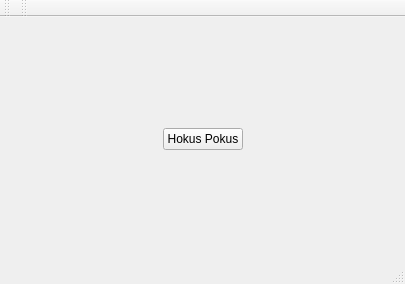
First picture: the form in src/ui/mainwindow.ui, repository andrzej79/uVisionProjModifier, before the edit.
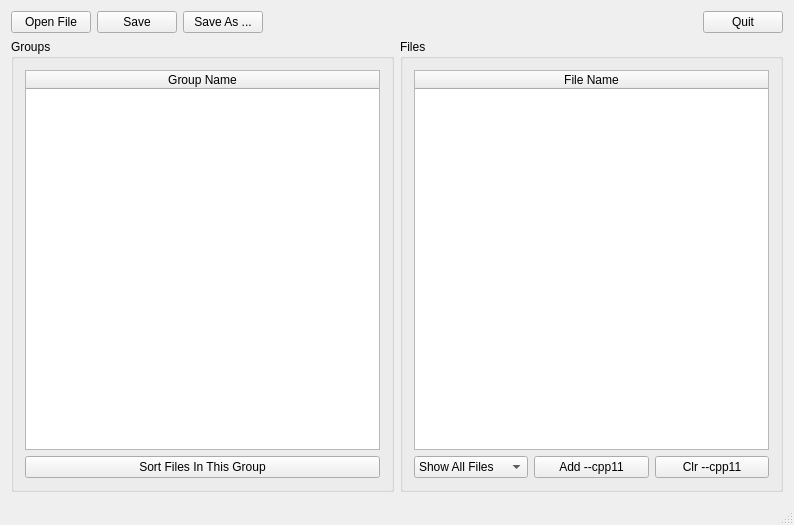
Second picture: the form after the edit.

What changed in the file:
```diff
--- a/src/ui/mainwindow.ui
+++ b/src/ui/mainwindow.ui
@@ -6,17 +6,38 @@
    <rect>
     <x>0</x>
     <y>0</y>
-    <width>405</width>
-    <height>284</height>
+    <width>794</width>
+    <height>525</height>
    </rect>
   </property>
   <property name="windowTitle">
    <string>uVision C++11 Wizard</string>
   </property>
   <widget class="QWidget" name="centralWidget">
-   <layout class="QVBoxLayout" name="verticalLayout">
+   <layout class="QVBoxLayout" name="verticalLayout_3">
     <item>
-     <layout class="QHBoxLayout" name="horizontalLayout">
+     <layout class="QHBoxLayout" name="horizontalLayout_2">
+      <item>
+       <widget class="QPushButton" name="btnFileOpen">
+        <property name="text">
+         <string>Open File</string>
+        </property>
+       </widget>
+      </item>
+      <item>
+       <widget class="QPushButton" name="btnFileSave">
+        <property name="text">
+         <string>Save</string>
+        </property>
+       </widget>
+      </item>
+      <item>
+       <widget class="QPushButton" name="btnFileSaveAs">
+        <property name="text">
+         <string>Save As ...</string>
+        </property>
+       </widget>
+      </item>
       <item>
        <spacer name="horizontalSpacer">
         <property name="orientation">
@@ -24,66 +45,107 @@
         </property>
         <property name="sizeHint" stdset="0">
          <size>
-          <width>40</width>
+          <width>68</width>
           <height>20</height>
          </size>
         </property>
        </spacer>
       </item>
       <item>
-       <widget class="QPushButton" name="btnStart">
+       <widget class="QPushButton" name="btnQuit">
         <property name="text">
-         <string>Hokus Pokus</string>
+         <string>Quit</string>
         </property>
        </widget>
       </item>
+     </layout>
+    </item>
+    <item>
+     <layout class="QHBoxLayout" name="horizontalLayout_3">
       <item>
-       <spacer name="horizontalSpacer_2">
-        <property name="orientation">
-         <enum>Qt::Horizontal</enum>
+       <widget class="QGroupBox" name="gbGroups">
+        <property name="title">
+         <string>Groups</string>
         </property>
-        <property name="sizeHint" stdset="0">
-         <size>
-          <width>40</width>
-          <height>20</height>
-         </size>
+        <layout class="QVBoxLayout" name="verticalLayout_2">
+         <item>
+          <widget class="QTableWidget" name="tabGroups">
+           <attribute name="horizontalHeaderStretchLastSection">
+            <bool>true</bool>
+           </attribute>
+           <column>
+            <property name="text">
+             <string>Group Name</string>
+            </property>
+           </column>
+          </widget>
+         </item>
+         <item>
+          <widget class="QPushButton" name="btnSortFilesInGroups">
+           <property name="text">
+            <string>Sort Files In This Group</string>
+           </property>
+          </widget>
+         </item>
+        </layout>
+       </widget>
+      </item>
+      <item>
+       <widget class="QGroupBox" name="gbFiles">
+        <property name="title">
+         <string>Files</string>
         </property>
-       </spacer>
+        <layout class="QVBoxLayout" name="verticalLayout">
+         <item>
+          <widget class="QTableWidget" name="tabFiles">
+           <attribute name="horizontalHeaderStretchLastSection">
+            <bool>true</bool>
+           </attribute>
+           <column>
+            <property name="text">
+             <string>File Name</string>
+            </property>
+           </column>
+          </widget>
+         </item>
+         <item>
+          <layout class="QHBoxLayout" name="horizontalLayout">
+           <item>
+            <widget class="QComboBox" name="cbFileShowFilter">
+             <item>
+              <property name="text">
+               <string>Show All Files</string>
+              </property>
+             </item>
+            </widget>
+           </item>
+           <item>
+            <widget class="QPushButton" name="btnAddCpp11Flag">
+             <property name="text">
+              <string>Add --cpp11</string>
+             </property>
+             <property name="checked">
+              <bool>false</bool>
+             </property>
+            </widget>
+           </item>
+           <item>
+            <widget class="QPushButton" name="btnClrCpp11Flag">
+             <property name="text">
+              <string>Clr --cpp11</string>
+             </property>
+            </widget>
+           </item>
+          </layout>
+         </item>
+        </layout>
+       </widget>
       </item>
      </layout>
     </item>
    </layout>
   </widget>
-  <widget class="QMenuBar" name="menuBar">
-   <property name="geometry">
-    <rect>
-     <x>0</x>
-     <y>0</y>
-     <width>405</width>
-     <height>21</height>
-    </rect>
-   </property>
-  </widget>
-  <widget class="QToolBar" name="mainToolBar">
-   <attribute name="toolBarArea">
-    <enum>TopToolBarArea</enum>
-   </attribute>
-   <attribute name="toolBarBreak">
-    <bool>false</bool>
-   </attribute>
-  </widget>
   <widget class="QStatusBar" name="statusBar"/>
-  <widget class="QToolBar" name="toolBar">
-   <property name="windowTitle">
-    <string>toolBar</string>
-   </property>
-   <attribute name="toolBarArea">
-    <enum>TopToolBarArea</enum>
-   </attribute>
-   <attribute name="toolBarBreak">
-    <bool>false</bool>
-   </attribute>
-  </widget>
  </widget>
  <layoutdefault spacing="6" margin="11"/>
  <resources/>
```
Left out of the diff: 2 changed lines with no effect on the pictures.
